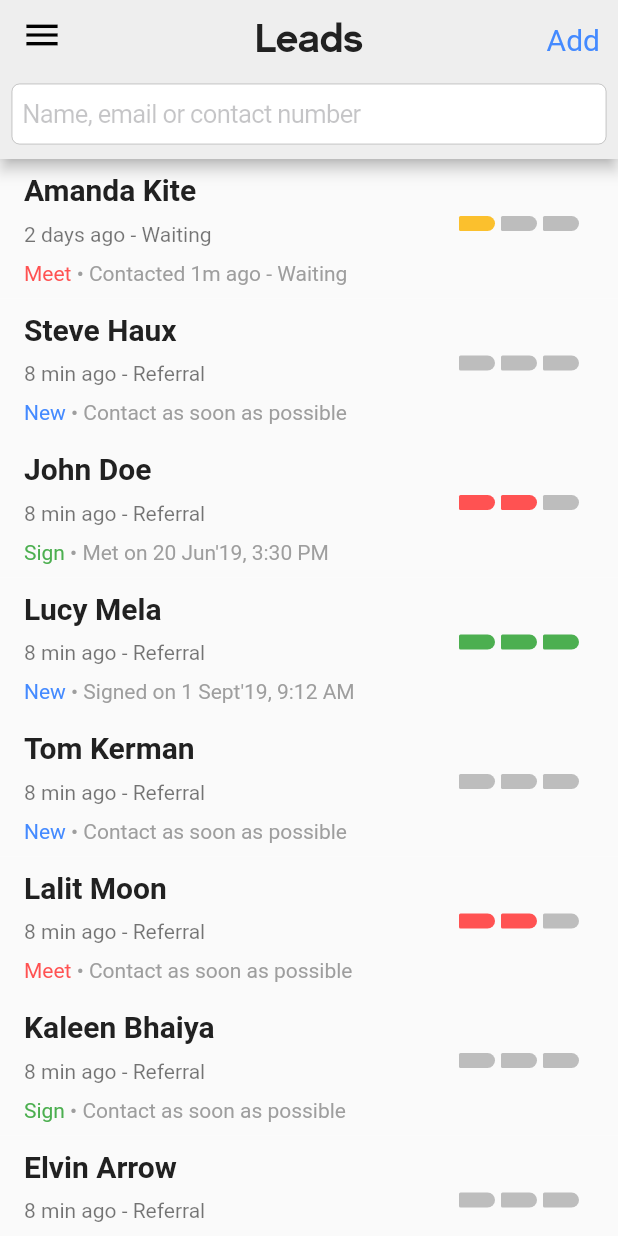
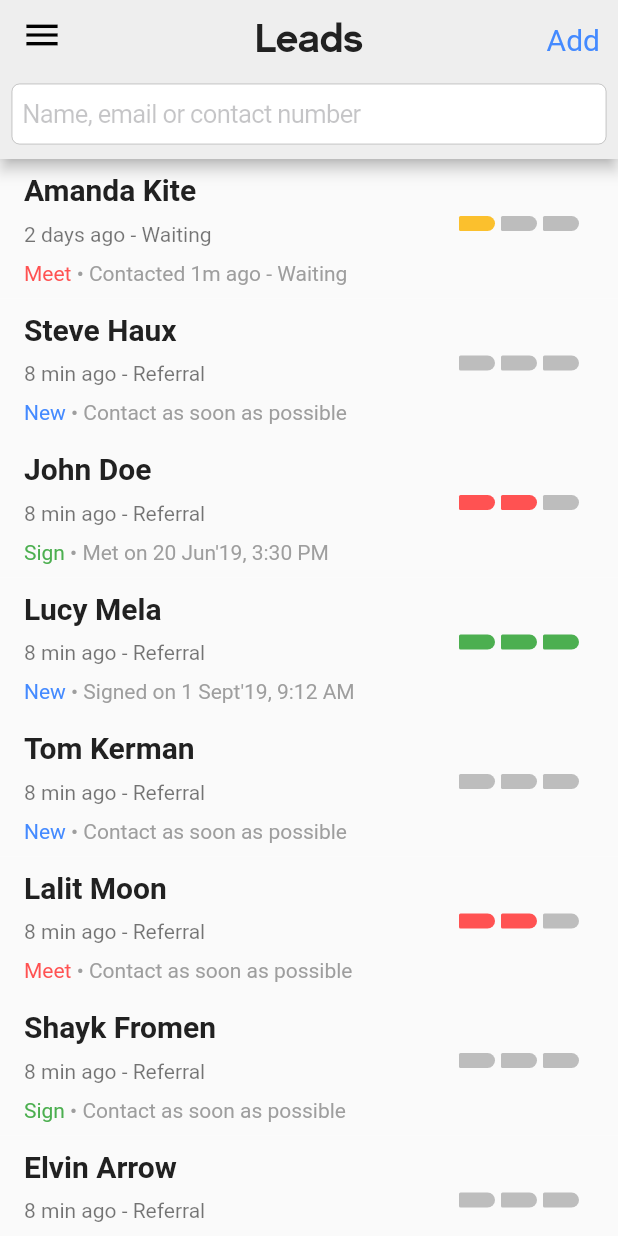
Before and after one commit to ihassanjavaid/Key-track, a Flutter app: the MainScreen screen opened by its route, on a phone screen of 412 x 824 dp. Run offline on Flutter 3.47's test engine with Material 2 defaults, Android fonts, the phone set to English and light mode, and no system bars; our stand-ins replace font_awesome_flutter.

Commit message:
Update main_screen.dart

```diff
--- a/lib/ui/main_screen.dart
+++ b/lib/ui/main_screen.dart
@@ -13,10 +13,13 @@ class MainScreen extends StatelessWidget {
         backgroundColor: Colors.grey[200],
         centerTitle: true,
         //toolbarHeight: 100,
-        leading: Icon(
-          Icons.menu,
-          size: 28,
-          color: Colors.black,
+        leading: GestureDetector(
+          onTap: () => Navigator.pop(context),
+          child: Icon(
+            Icons.menu,
+            size: 28,
+            color: Colors.black,
+          ),
         ),
          bottom: PreferredSize(
            preferredSize: Size.fromHeight(50),
@@ -711,7 +714,7 @@ class MainScreen extends StatelessWidget {
                                 height: 5,
                               ),
                               Text(
-                                'Kaleen Bhaiya',
+                                'Shayk Fromen',
                                 style: TextStyle(
                                     color: Colors.grey[900],
                                     fontSize: 20,
```
